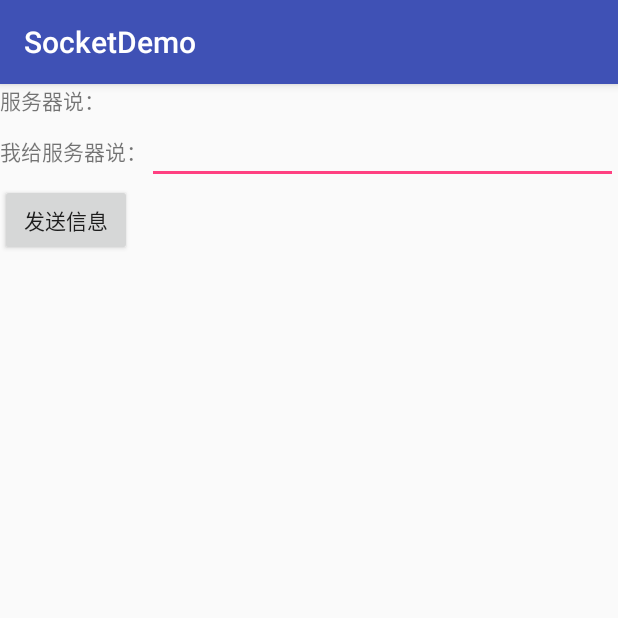
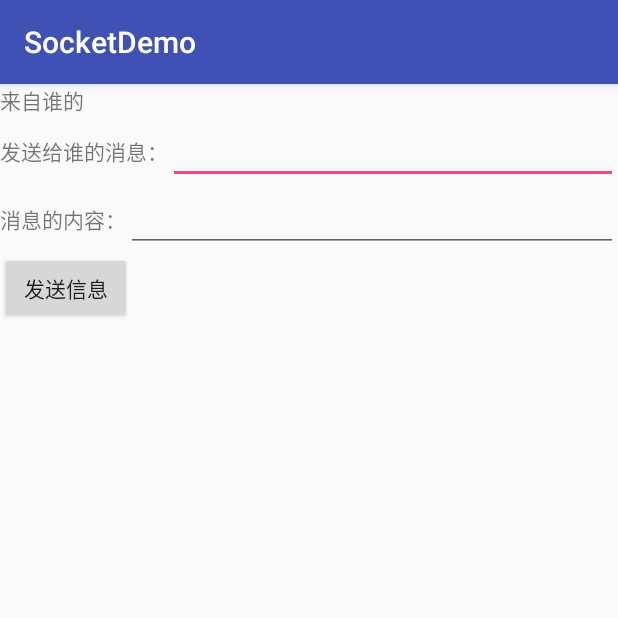
Before and after one commit to IMUDGES-YY/SocketDemo, an Android app: the screen it shows after launch (MainActivity), after a tap on "发送信息", on a phone screen of 412 x 824 dp, the top half of it. Run offline under Robolectric (Android 15) with nearby library versions, the phone set to English and light mode, and no system bars.

Commit message:
乱七八糟的添加了一堆，明天完善

```diff
--- a/app/src/main/java/com/demo/imudges/socketdemo/MainActivity.java
+++ b/app/src/main/java/com/demo/imudges/socketdemo/MainActivity.java
@@ -5,19 +5,23 @@ import android.support.v7.app.AppCompatActivity;
 import android.os.Bundle;
 import android.telephony.TelephonyManager;
 import android.text.TextUtils;
-import android.util.Log;
 import android.view.View;
 import android.widget.Button;
 import android.widget.EditText;
 import android.widget.TextView;
 import android.widget.Toast;
 import com.google.gson.Gson;
-import org.w3c.dom.Text;
 
 public class MainActivity extends AppCompatActivity implements View.OnClickListener {
 
+    //服务器发来的消息
     private TextView tvServerMsg;
-    private EditText etCLientSendMsg;
+    //客户端发送的消息的内容
+    private EditText etClientSendMsg;
+    //发送给谁的消息内容
+    private EditText etToWho;
+    //谁发来的
+    private TextView tvFromWho;
     private Button btnSendMsg;
     private TelephonyManager telephonyManager;
     private String IMEI = "";
@@ -29,11 +33,13 @@ public class MainActivity extends AppCompatActivity implements View.OnClickListe
      * 初始化控件
      * */
     private void initViews(){
-        etCLientSendMsg = (EditText) findViewById(R.id.et_cilent_send_msg);
+        etClientSendMsg = (EditText) findViewById(R.id.et_client_send_msg);
         tvServerMsg = (TextView) findViewById(R.id.tv_server_msg);
         btnSendMsg = (Button) findViewById(R.id.btn_send_msg);
         btnSendMsg.setOnClickListener(this);
         telephonyManager = (TelephonyManager) this.getSystemService(this.TELEPHONY_SERVICE);
+        etToWho = (EditText) findViewById(R.id.et_to_id);
+        tvFromWho = (TextView) findViewById(R.id.tv_from_id);
         //获取设备唯一ID
         IMEI = telephonyManager.getDeviceId();
     }
@@ -59,8 +65,12 @@ public class MainActivity extends AppCompatActivity implements View.OnClickListe
                                         runOnUiThread(new Runnable() {
                                             @Override
                                             public void run() {
-                                                //Message messageFromServer = gson.fromJson(msg,Message.class);
-                                                tvServerMsg.setText(msg);
+                                                Message messageFromServer = gson.fromJson(msg,Message.class);
+                                                tvServerMsg.setText(messageFromServer.getMsg());
+                                                tvFromWho.setText(messageFromServer.getFrom());
+                                                etToWho.setText(messageFromServer.getTo());
+                                                //服务器发来的消息内容
+                                                etClientSendMsg.setText(messageFromServer.getMsg());
                                             }
                                         });
                                     }
@@ -88,8 +98,10 @@ public class MainActivity extends AppCompatActivity implements View.OnClickListe
 
     @Override
     public void onClick(View view) {
-        if(!TextUtils.isEmpty(etCLientSendMsg.getText())){
-            message.setMsg(etCLientSendMsg.getText().toString());
+        if(!TextUtils.isEmpty(etClientSendMsg.getText())){
+            message.setMsg(etClientSendMsg.getText().toString());
+            message.setTo(etToWho.getText().toString());
+            message.setFrom(IMEI);
             String msg = gson.toJson(message);
             client.setMsg(msg);
             new Thread(new Runnable() {
--- a/app/src/main/res/layout/activity_main.xml
+++ b/app/src/main/res/layout/activity_main.xml
@@ -14,14 +14,14 @@
         <TextView
                 android:layout_width="wrap_content"
                 android:layout_height="wrap_content"
-                android:text="服务器说："/>
+                android:id="@+id/tv_from_id"
+                android:text="来自谁的"/>
         <TextView
                 android:layout_width="match_parent"
                 android:layout_height="wrap_content"
                 android:id="@+id/tv_server_msg"
         />
     </LinearLayout>
-
     <LinearLayout
             android:layout_width="match_parent"
             android:layout_height="wrap_content"
@@ -30,11 +30,26 @@
         <TextView
                 android:layout_width="wrap_content"
                 android:layout_height="wrap_content"
-                android:text="我给服务器说："/>
+                android:text="发送给谁的消息："/>
         <EditText
                 android:layout_width="match_parent"
                 android:layout_height="wrap_content"
-                android:id="@+id/et_cilent_send_msg"
+                android:id="@+id/et_to_id"
+        />
+    </LinearLayout>
+    <LinearLayout
+            android:layout_width="match_parent"
+            android:layout_height="wrap_content"
+            android:orientation="horizontal"
+    >
+        <TextView
+                android:layout_width="wrap_content"
+                android:layout_height="wrap_content"
+                android:text="消息的内容："/>
+        <EditText
+                android:layout_width="match_parent"
+                android:layout_height="wrap_content"
+                android:id="@+id/et_client_send_msg"
         />
     </LinearLayout>
     <Button
```
Also changed, not shown: app/src/main/java/Bean/Message.java (+9 -0 lines).
